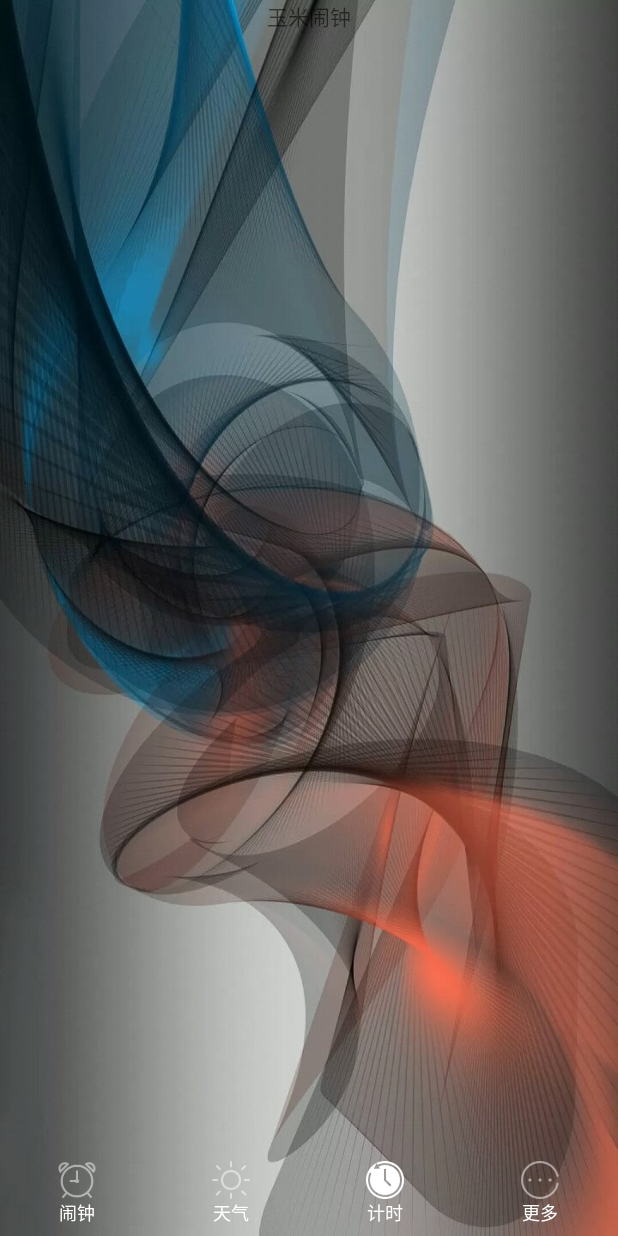
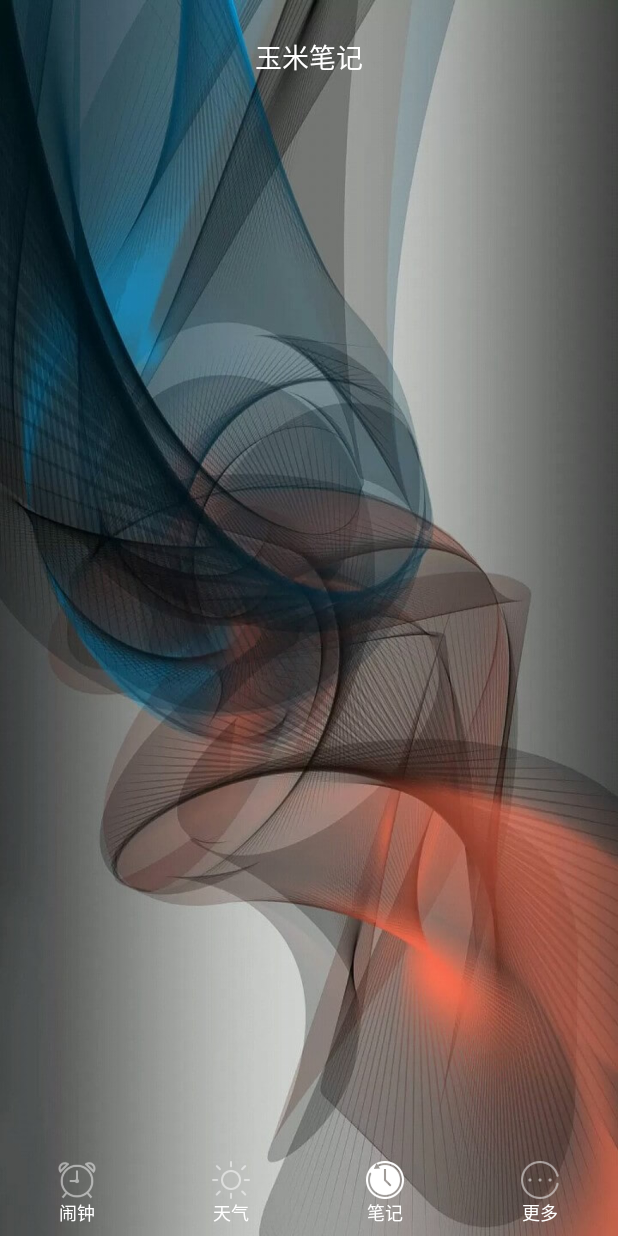
Before and after one commit to LonerJimmy/CornAlarmClock, an Android app: the screen it shows after launch (HomeActivity), item 3 of the bottom bar chosen, on a phone screen of 412 x 824 dp. Run offline under Robolectric (Android 15) with nearby library versions, the phone set to English and light mode, and no system bars; our stand-ins replace ButterKnife.

Commit message:
基本框架搭建 标题栏透明

```diff
--- a/app/src/main/AndroidManifest.xml
+++ b/app/src/main/AndroidManifest.xml
@@ -5,11 +5,11 @@
     <application
         android:allowBackup="true"
         android:icon="@mipmap/ic_launcher"
-        android:label="@string/app_name"
-        android:theme="@style/AppTheme">
+        android:label="@string/app_name">
         <activity
             android:name=".ui.home.HomeActivity"
-            android:label="玉米闹钟">
+            android:label="玉米闹钟"
+            android:theme="@style/Theme.AppCompat.Light.NoActionBar">
             <intent-filter>
                 <action android:name="android.intent.action.MAIN" />
 
--- a/app/src/main/java/com/example/jimmy/cornalarmclock/components/BaseActivity.java
+++ b/app/src/main/java/com/example/jimmy/cornalarmclock/components/BaseActivity.java
@@ -12,6 +12,7 @@ import android.widget.TextView;
 
 import com.example.jimmy.cornalarmclock.R;
 import com.example.jimmy.cornalarmclock.util.ActivityStack;
+import com.example.jimmy.cornalarmclock.util.StatusBarUtil;
 
 import butterknife.ButterKnife;
 
@@ -23,6 +24,7 @@ public class BaseActivity extends AppCompatActivity {
     protected Application mApplication;
     protected LinearLayout baseToolbar;
     protected TextView baseTitleTV;
+    public StatusBarUtil barUtil = StatusBarUtil.getInstance();
 
     @Override
     public void onCreate(Bundle savedInstanceState) {
--- a/app/src/main/java/com/example/jimmy/cornalarmclock/ui/fragment/WechatFragment.java
+++ b/app/src/main/java/com/example/jimmy/cornalarmclock/ui/alarm/AlarmFragment.java
@@ -1,13 +1,15 @@
-package com.example.jimmy.cornalarmclock.ui.fragment;
+package com.example.jimmy.cornalarmclock.ui.alarm;
 
 import android.os.Bundle;
+import android.view.View;
 
+import com.example.jimmy.cornalarmclock.model.Title;
 import com.example.jimmy.cornalarmclock.ui.home.BaseCornFragment;
 
 /**
- * Created by yx on 16/4/3.
+ * Created by Jimmy on 16/7/7.
  */
-public class WechatFragment extends BaseCornFragment {
+public class AlarmFragment extends BaseCornFragment {
 
     @Override
     public void onActivityCreated(Bundle savedInstanceState) {
@@ -17,6 +19,12 @@ public class WechatFragment extends BaseCornFragment {
     @Override
     public void onCreate(Bundle savedInstanceState) {
         super.onCreate(savedInstanceState);
+    }
+
+    @Override
+    public void onViewCreated(View view, Bundle savedInstanceState) {
+        super.onViewCreated(view, savedInstanceState);
+        setTitle(new Title("玉米闹钟", 0, 0));
     }
 
     @Override
--- a/app/src/main/java/com/example/jimmy/cornalarmclock/ui/fragment/ContactsFragment.java
+++ /dev/null
@@ -1,24 +0,0 @@
-package com.example.jimmy.cornalarmclock.ui.fragment;
-
-import com.example.jimmy.cornalarmclock.ui.home.BaseCornFragment;
-
-/**
- * Created by yx on 16/4/3.
- */
-public class ContactsFragment extends BaseCornFragment {
-
-    @Override
-    protected int getContent() {
-        return 0;
-    }
-
-    @Override
-    protected void clickLeft() {
-
-    }
-
-    @Override
-    protected void clickRight() {
-
-    }
-}
--- a/app/src/main/java/com/example/jimmy/cornalarmclock/ui/fragment/ProfileFragment.java
+++ /dev/null
@@ -1,24 +0,0 @@
-package com.example.jimmy.cornalarmclock.ui.fragment;
-
-import com.example.jimmy.cornalarmclock.ui.home.BaseCornFragment;
-
-/**
- * Created by yx on 16/4/3.
- */
-public class ProfileFragment extends BaseCornFragment {
-
-    @Override
-    protected int getContent() {
-        return 0;
-    }
-
-    @Override
-    protected void clickLeft() {
-
-    }
-
-    @Override
-    protected void clickRight() {
-
-    }
-}
--- a/app/src/main/java/com/example/jimmy/cornalarmclock/ui/home/BaseCornFragment.java
+++ b/app/src/main/java/com/example/jimmy/cornalarmclock/ui/home/BaseCornFragment.java
@@ -52,6 +52,7 @@ public abstract class BaseCornFragment extends BaseFragment implements View.OnCl
     protected abstract void clickRight();
 
     public void setTitle(Title title) {
+        llTitle.setVisibility(View.VISIBLE);
         tvTitle.setText(title.title);
         if (title.leftView == 0) {
             imgLeft.setVisibility(View.VISIBLE);
--- a/app/src/main/java/com/example/jimmy/cornalarmclock/ui/home/HomeActivity.java
+++ b/app/src/main/java/com/example/jimmy/cornalarmclock/ui/home/HomeActivity.java
@@ -2,16 +2,17 @@ package com.example.jimmy.cornalarmclock.ui.home;
 
 import android.os.Bundle;
 import android.support.v4.view.ViewPager;
+import android.widget.RelativeLayout;
 
 import com.example.jimmy.cornalarmclock.R;
 import com.example.jimmy.cornalarmclock.components.BaseActivity;
 import com.example.jimmy.cornalarmclock.components.BaseFragmentAdapter;
 import com.example.jimmy.cornalarmclock.components.ContentView;
 import com.example.jimmy.cornalarmclock.model.TabItem;
-import com.example.jimmy.cornalarmclock.ui.fragment.AlarmFragment;
-import com.example.jimmy.cornalarmclock.ui.fragment.ContactsFragment;
-import com.example.jimmy.cornalarmclock.ui.fragment.DiscoverFragment;
-import com.example.jimmy.cornalarmclock.ui.fragment.ProfileFragment;
+import com.example.jimmy.cornalarmclock.ui.alarm.AlarmFragment;
+import com.example.jimmy.cornalarmclock.ui.more.MoreFragment;
+import com.example.jimmy.cornalarmclock.ui.note.NoteFragment;
+import com.example.jimmy.cornalarmclock.ui.weather.WeatherFragment;
 import com.example.jimmy.cornalarmclock.widget.TabLayout;
 
 import java.util.ArrayList;
@@ -25,6 +26,8 @@ public class HomeActivity extends BaseActivity implements TabLayout.OnTabClickLi
     protected TabLayout mTabLayout;
     @Bind(R.id.viewpager)
     protected ViewPager mViewPager;
+    @Bind(R.id.rl_activity_home)
+    protected RelativeLayout relativeLayout;
 
     ArrayList<TabItem> tabs;
 
@@ -32,15 +35,23 @@ public class HomeActivity extends BaseActivity implements TabLayout.OnTabClickLi
     public void onCreate(Bundle savedInstanceState) {
         super.onCreate(savedInstanceState);
         initData();
+
+        //设置导航栏透明
+        barUtil.setStatusBarTranslucent(relativeLayout, this);
+    }
+
+    @Override
+    public void onResume() {
+        super.onResume();
     }
 
     private void initData() {
 
         tabs = new ArrayList<>();
         tabs.add(new TabItem(R.drawable.select_tab_clock, R.string.title_alarm, AlarmFragment.class));
-        tabs.add(new TabItem(R.drawable.selelct_tab_weather, R.string.title_weather, ContactsFragment.class));
-        tabs.add(new TabItem(R.drawable.select_tab_time, R.string.title_time, DiscoverFragment.class));
-        tabs.add(new TabItem(R.drawable.select_tab_more, R.string.title_more, ProfileFragment.class));
+        tabs.add(new TabItem(R.drawable.selelct_tab_weather, R.string.title_weather, WeatherFragment.class));
+        tabs.add(new TabItem(R.drawable.select_tab_time, R.string.title_note, NoteFragment.class));
+        tabs.add(new TabItem(R.drawable.select_tab_more, R.string.title_more, MoreFragment.class));
 
         mTabLayout.initData(tabs, this);
         mTabLayout.setCurrentTab(0);
--- a/app/src/main/java/com/example/jimmy/cornalarmclock/ui/fragment/DiscoverFragment.java
+++ b/app/src/main/java/com/example/jimmy/cornalarmclock/ui/more/MoreFragment.java
@@ -1,11 +1,11 @@
-package com.example.jimmy.cornalarmclock.ui.fragment;
+package com.example.jimmy.cornalarmclock.ui.more;
 
 import com.example.jimmy.cornalarmclock.ui.home.BaseCornFragment;
 
 /**
- * Created by yx on 16/4/3.
+ * Created by Jimmy on 16/7/23.
  */
-public class DiscoverFragment extends BaseCornFragment {
+public class MoreFragment extends BaseCornFragment {
 
     @Override
     protected int getContent() {
--- a/app/src/main/java/com/example/jimmy/cornalarmclock/ui/fragment/AlarmFragment.java
+++ b/app/src/main/java/com/example/jimmy/cornalarmclock/ui/note/NoteFragment.java
@@ -1,4 +1,4 @@
-package com.example.jimmy.cornalarmclock.ui.fragment;
+package com.example.jimmy.cornalarmclock.ui.note;
 
 import android.os.Bundle;
 import android.view.View;
@@ -7,24 +7,14 @@ import com.example.jimmy.cornalarmclock.model.Title;
 import com.example.jimmy.cornalarmclock.ui.home.BaseCornFragment;
 
 /**
- * Created by Jimmy on 16/7/7.
+ * Created by Jimmy on 16/7/23.
  */
-public class AlarmFragment extends BaseCornFragment {
-
-    @Override
-    public void onActivityCreated(Bundle savedInstanceState) {
-        super.onActivityCreated(savedInstanceState);
-    }
-
-    @Override
-    public void onCreate(Bundle savedInstanceState) {
-        super.onCreate(savedInstanceState);
-    }
+public class NoteFragment extends BaseCornFragment {
 
     @Override
     public void onViewCreated(View view, Bundle savedInstanceState) {
         super.onViewCreated(view, savedInstanceState);
-        setTitle(new Title("玉米闹钟", 0, 0));
+        setTitle(new Title("玉米笔记", 0, 0));
     }
 
     @Override
@@ -41,5 +31,4 @@ public class AlarmFragment extends BaseCornFragment {
     protected void clickRight() {
 
     }
-
 }
--- /dev/null
+++ b/app/src/main/java/com/example/jimmy/cornalarmclock/ui/weather/WeatherFragment.java
@@ -0,0 +1,34 @@
+package com.example.jimmy.cornalarmclock.ui.weather;
+
+import android.os.Bundle;
+import android.view.View;
+
+import com.example.jimmy.cornalarmclock.model.Title;
+import com.example.jimmy.cornalarmclock.ui.home.BaseCornFragment;
+
+/**
+ * Created by Jimmy on 16/7/23.
+ */
+public class WeatherFragment extends BaseCornFragment {
+
+    @Override
+    public void onViewCreated(View view, Bundle savedInstanceState) {
+        super.onViewCreated(view, savedInstanceState);
+        setTitle(new Title("玉米天气", 0, 0));
+    }
+
+    @Override
+    protected int getContent() {
+        return 0;
+    }
+
+    @Override
+    protected void clickLeft() {
+
+    }
+
+    @Override
+    protected void clickRight() {
+
+    }
+}
--- /dev/null
+++ b/app/src/main/java/com/example/jimmy/cornalarmclock/util/StatusBarUtil.java
@@ -0,0 +1,48 @@
+package com.example.jimmy.cornalarmclock.util;
+
+import android.app.Activity;
+import android.os.Build;
+import android.view.ViewGroup;
+import android.view.WindowManager;
+
+/**
+ * Created by Jimmy on 16/7/23.
+ */
+public class StatusBarUtil {
+
+    private static StatusBarUtil ourInstance = new StatusBarUtil();
+
+    public static StatusBarUtil getInstance() {
+        return ourInstance;
+    }
+
+    private StatusBarUtil() {
+    }
+
+    public static void setStatusBarTranslucent(ViewGroup vg, Activity activity) {
+        // 如果版本在4.4以上
+        if (Build.VERSION.SDK_INT >= Build.VERSION_CODES.KITKAT) {
+            // 状态栏高度
+            int height = getStatusBarHeight(activity);
+            if (height <= 0) {
+                return;
+            }
+            // 设置距离顶部状态栏垂直距离
+            vg.setPadding(0, height, 0, 0);
+            // 状态栏透明
+            activity.getWindow().addFlags(WindowManager.LayoutParams.FLAG_TRANSLUCENT_STATUS);
+            // 导航栏透明
+//            activity.getWindow().addFlags(WindowManager.LayoutParams.FLAG_TRANSLUCENT_NAVIGATION);
+        }
+    }
+
+    public static int getStatusBarHeight(Activity activity) {
+        int height = 0;
+        int resourceId = activity.getResources().getIdentifier("status_bar_height", "dimen",
+                "android");
+        if (resourceId > 0) {
+            height = activity.getResources().getDimensionPixelSize(resourceId);
+        }
+        return height;
+    }
+}
--- a/app/src/main/res/layout/activity_main.xml
+++ b/app/src/main/res/layout/activity_main.xml
@@ -1,6 +1,7 @@
 <?xml version="1.0" encoding="utf-8"?>
-<RelativeLayout xmlns:android="http://schemas.android.com/apk/res/android"
-    xmlns:tools="http://schemas.android.com/tools"
+<RelativeLayout
+    android:id="@+id/rl_activity_home"
+    xmlns:android="http://schemas.android.com/apk/res/android"
     android:background="@drawable/wallpaper_0"
     android:layout_width="match_parent"
     android:layout_height="match_parent">
--- a/app/src/main/res/layout/fragment_base.xml
+++ b/app/src/main/res/layout/fragment_base.xml
@@ -9,6 +9,7 @@
         android:id="@+id/ll_base_title"
         android:layout_width="match_parent"
         android:layout_height="wrap_content"
+        android:visibility="gone"
         android:orientation="horizontal">
 
         <ImageView
@@ -22,6 +23,8 @@
             android:layout_width="match_parent"
             android:layout_height="wrap_content"
             android:layout_weight="1"
+            android:textSize="18sp"
+            android:textColor="@color/white"
             android:gravity="center_horizontal"
             android:text="玉米闹钟" />
 
--- a/app/src/main/res/values/strings.xml
+++ b/app/src/main/res/values/strings.xml
@@ -3,6 +3,6 @@
 
     <string name="title_alarm">闹钟</string>
     <string name="title_weather">天气</string>
-    <string name="title_time">计时</string>
+    <string name="title_note">笔记</string>
     <string name="title_more">更多</string>
 </resources>
--- a/app/src/main/res/values/styles.xml
+++ b/app/src/main/res/values/styles.xml
@@ -1,11 +1,15 @@
 <resources xmlns:tools="http://schemas.android.com/tools">
 
     <!-- Base application theme. -->
-    <style name="AppTheme" parent="Theme.AppCompat.Light.NoActionBar">
-        <!-- Customize your theme here. -->
-        <item name="colorPrimary">@color/colorPrimary</item>
-        <item name="colorPrimaryDark">@color/colorPrimaryDark</item>
-        <item name="colorAccent">@color/colorAccent</item>
+    <style name="Transparent.Light" parent="@style/Theme.AppCompat.Light.NoActionBar">
+        <item name="android:windowIsTranslucent">true</item>
+        <item name="android:screenOrientation">portrait</item>
+    </style>
+
+    <!-- AppCompat亮色主题 -->
+    <style name="Transparent" parent="@style/Theme.AppCompat.NoActionBar">
+        <item name="android:windowIsTranslucent">true</item>
+        <item name="android:screenOrientation">portrait</item>
     </style>
 
     <style name="ThemeOverlay.AppCompat.ActionBar" parent="Base.ThemeOverlay.AppCompat.ActionBar"/>
```
